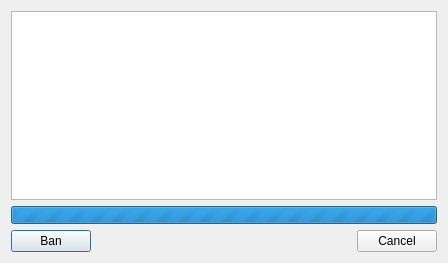
First picture: the form in forms_unix/judgingdialog.ui, repository Project-LemonLime/Project_LemonLime, before the edit.
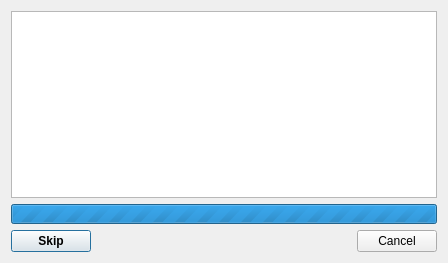
Second picture: the form after the edit.

What changed in the file:
```diff
--- a/forms_unix/judgingdialog.ui
+++ b/forms_unix/judgingdialog.ui
@@ -37,7 +37,7 @@
        <property name="maximumSize">
         <size>
          <width>16777215</width>
-         <height>18</height>
+         <height>20</height>
         </size>
        </property>
        <property name="font">
@@ -73,7 +73,7 @@
         <enum>QProgressBar::TopToBottom</enum>
        </property>
        <property name="format">
-        <string>%v / %m ms (%p%)</string>
+        <string>%v / %m ms, %p%</string>
        </property>
       </widget>
      </item>
@@ -82,9 +82,18 @@
    <item>
     <layout class="QHBoxLayout" name="horizontalLayout_6">
      <item>
-      <widget class="QPushButton" name="banButton">
+      <widget class="QPushButton" name="skipButton">
+       <property name="font">
+        <font>
+         <weight>75</weight>
+         <bold>true</bold>
+        </font>
+       </property>
+       <property name="cursor">
+        <cursorShape>ArrowCursor</cursorShape>
+       </property>
        <property name="text">
-        <string>Ban</string>
+        <string>Skip</string>
        </property>
        <property name="flat">
         <bool>false</bool>
```
